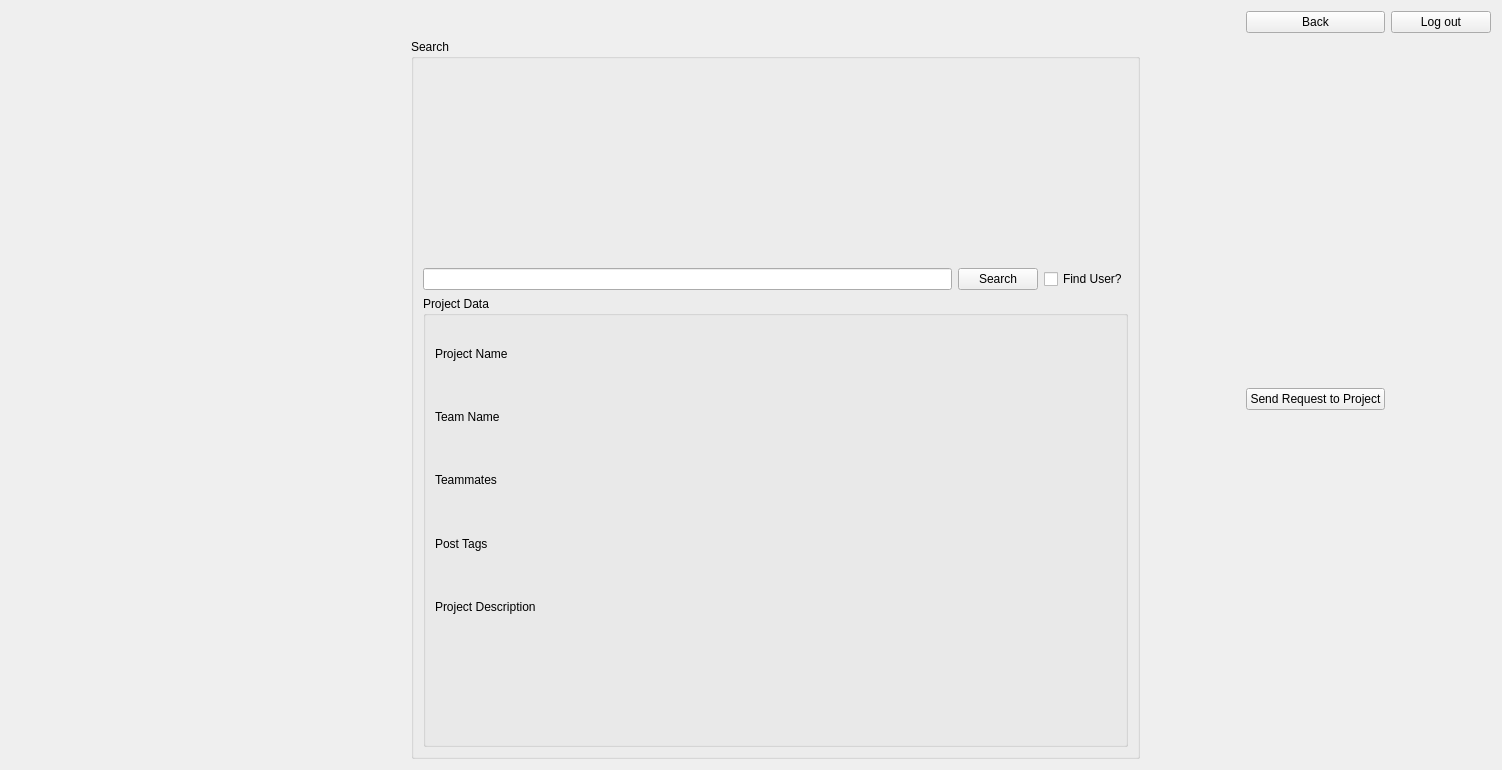
Before: the Qt Designer form client/client/src/project_page.ui in v-mk-s/StartYourProject, drawn with Qt 5.
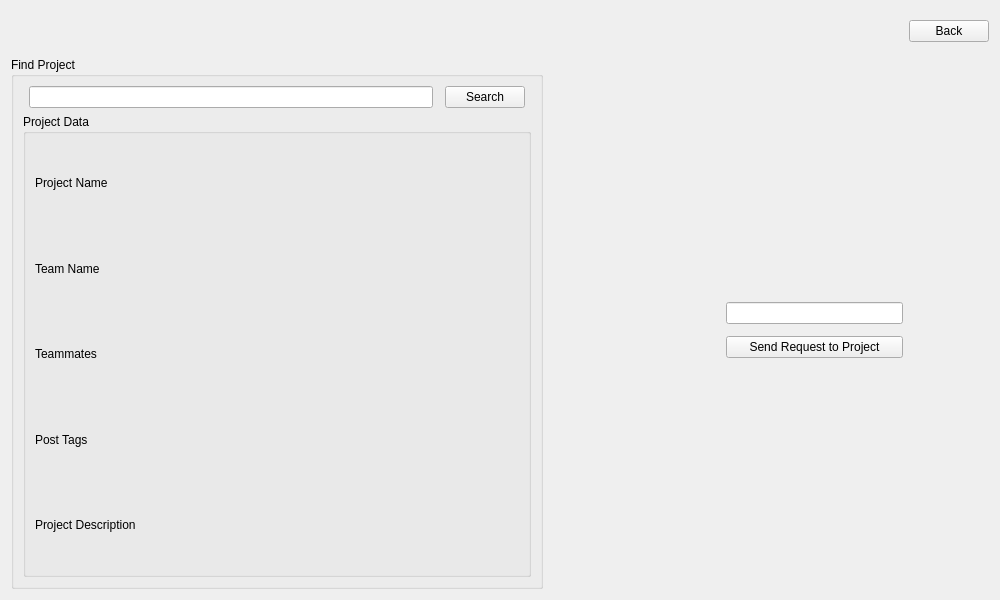
After: the same form once the commit is applied.

```diff
--- a/client/client/src/project_page.ui
+++ b/client/client/src/project_page.ui
@@ -6,47 +6,128 @@
    <rect>
     <x>0</x>
     <y>0</y>
-    <width>1502</width>
-    <height>770</height>
+    <width>1000</width>
+    <height>600</height>
    </rect>
   </property>
   <property name="windowTitle">
    <string>Form</string>
   </property>
   <layout class="QGridLayout" name="gridLayout_2">
-   <item row="1" column="1" rowspan="3">
+   <item row="8" column="4">
+    <spacer name="verticalSpacer">
+     <property name="orientation">
+      <enum>Qt::Vertical</enum>
+     </property>
+     <property name="sizeHint" stdset="0">
+      <size>
+       <width>20</width>
+       <height>40</height>
+      </size>
+     </property>
+    </spacer>
+   </item>
+   <item row="1" column="6">
+    <spacer name="horizontalSpacer">
+     <property name="orientation">
+      <enum>Qt::Horizontal</enum>
+     </property>
+     <property name="sizeType">
+      <enum>QSizePolicy::Fixed</enum>
+     </property>
+     <property name="sizeHint" stdset="0">
+      <size>
+       <width>40</width>
+       <height>20</height>
+      </size>
+     </property>
+    </spacer>
+   </item>
+   <item row="1" column="4">
+    <spacer name="verticalSpacer_2">
+     <property name="orientation">
+      <enum>Qt::Vertical</enum>
+     </property>
+     <property name="sizeHint" stdset="0">
+      <size>
+       <width>20</width>
+       <height>40</height>
+      </size>
+     </property>
+    </spacer>
+   </item>
+   <item row="5" column="4">
+    <widget class="QPushButton" name="pushRequestToProjectButton">
+     <property name="text">
+      <string>Send Request to Project</string>
+     </property>
+    </widget>
+   </item>
+   <item row="3" column="4">
+    <widget class="QLineEdit" name="le_request"/>
+   </item>
+   <item row="0" column="1">
+    <spacer name="horizontalSpacer_5">
+     <property name="orientation">
+      <enum>Qt::Horizontal</enum>
+     </property>
+     <property name="sizeType">
+      <enum>QSizePolicy::Fixed</enum>
+     </property>
+     <property name="sizeHint" stdset="0">
+      <size>
+       <width>500</width>
+       <height>20</height>
+      </size>
+     </property>
+    </spacer>
+   </item>
+   <item row="0" column="0">
+    <spacer name="verticalSpacer_3">
+     <property name="orientation">
+      <enum>Qt::Vertical</enum>
+     </property>
+     <property name="sizeType">
+      <enum>QSizePolicy::Fixed</enum>
+     </property>
+     <property name="sizeHint" stdset="0">
+      <size>
+       <width>20</width>
+       <height>40</height>
+      </size>
+     </property>
+    </spacer>
+   </item>
+   <item row="2" column="4">
+    <spacer name="horizontalSpacer_3">
+     <property name="orientation">
+      <enum>Qt::Horizontal</enum>
+     </property>
+     <property name="sizeHint" stdset="0">
+      <size>
+       <width>40</width>
+       <height>20</height>
+      </size>
+     </property>
+    </spacer>
+   </item>
+   <item row="1" column="0" rowspan="8" colspan="3">
     <widget class="QGroupBox" name="groupBox">
      <property name="title">
-      <string>Search</string>
+      <string>Find Project</string>
      </property>
      <layout class="QGridLayout" name="gridLayout">
-      <item row="0" column="0">
-       <spacer name="verticalSpacer">
-        <property name="orientation">
-         <enum>Qt::Vertical</enum>
-        </property>
-        <property name="sizeType">
-         <enum>QSizePolicy::Fixed</enum>
-        </property>
-        <property name="sizeHint" stdset="0">
-         <size>
-          <width>20</width>
-          <height>200</height>
-         </size>
-        </property>
-       </spacer>
-      </item>
-      <item row="2" column="0">
-       <widget class="QLineEdit" name="le_search"/>
-      </item>
       <item row="2" column="1">
+       <widget class="QLineEdit" name="le_search"/>
+      </item>
+      <item row="2" column="3">
        <widget class="QPushButton" name="pushSearchButton">
         <property name="text">
          <string>Search</string>
         </property>
        </widget>
       </item>
-      <item row="5" column="0" colspan="3">
+      <item row="5" column="0" colspan="5">
        <widget class="QGroupBox" name="groupBox_2">
         <property name="title">
          <string>Project Data</string>
@@ -87,103 +168,31 @@
            </property>
           </widget>
          </item>
-         <item>
-          <spacer name="verticalSpacer_2">
-           <property name="orientation">
-            <enum>Qt::Vertical</enum>
-           </property>
-           <property name="sizeType">
-            <enum>QSizePolicy::Fixed</enum>
-           </property>
-           <property name="sizeHint" stdset="0">
-            <size>
-             <width>20</width>
-             <height>100</height>
-            </size>
-           </property>
-          </spacer>
-         </item>
         </layout>
        </widget>
       </item>
-      <item row="2" column="2">
-       <widget class="QCheckBox" name="checkIsUserBox">
-        <property name="text">
-         <string>Find User?</string>
-        </property>
-       </widget>
-      </item>
      </layout>
     </widget>
    </item>
-   <item row="2" column="2">
-    <spacer name="horizontalSpacer_3">
-     <property name="orientation">
-      <enum>Qt::Horizontal</enum>
-     </property>
-     <property name="sizeType">
-      <enum>QSizePolicy::Fixed</enum>
-     </property>
-     <property name="sizeHint" stdset="0">
-      <size>
-       <width>100</width>
-       <height>20</height>
-      </size>
-     </property>
-    </spacer>
-   </item>
-   <item row="2" column="4">
-    <spacer name="horizontalSpacer_2">
-     <property name="orientation">
-      <enum>Qt::Horizontal</enum>
-     </property>
-     <property name="sizeType">
-      <enum>QSizePolicy::Fixed</enum>
-     </property>
-     <property name="sizeHint" stdset="0">
-      <size>
-       <width>100</width>
-       <height>20</height>
-      </size>
-     </property>
-    </spacer>
-   </item>
-   <item row="3" column="0">
-    <spacer name="horizontalSpacer">
-     <property name="orientation">
-      <enum>Qt::Horizontal</enum>
-     </property>
-     <property name="sizeType">
-      <enum>QSizePolicy::Fixed</enum>
-     </property>
-     <property name="sizeHint" stdset="0">
-      <size>
-       <width>400</width>
-       <height>20</height>
-      </size>
-     </property>
-    </spacer>
-   </item>
-   <item row="0" column="4">
-    <widget class="QPushButton" name="pushLogOutButton">
-     <property name="text">
-      <string>Log out</string>
-     </property>
-    </widget>
-   </item>
-   <item row="0" column="3">
+   <item row="0" column="6">
     <widget class="QPushButton" name="pushBackButton">
      <property name="text">
       <string>Back</string>
      </property>
     </widget>
    </item>
-   <item row="2" column="3">
-    <widget class="QPushButton" name="pushRequestToProjectButton">
-     <property name="text">
-      <string>Send Request to Project</string>
+   <item row="1" column="3">
+    <spacer name="horizontalSpacer_4">
+     <property name="orientation">
+      <enum>Qt::Horizontal</enum>
      </property>
-    </widget>
+     <property name="sizeHint" stdset="0">
+      <size>
+       <width>40</width>
+       <height>20</height>
+      </size>
+     </property>
+    </spacer>
    </item>
   </layout>
  </widget>
```
